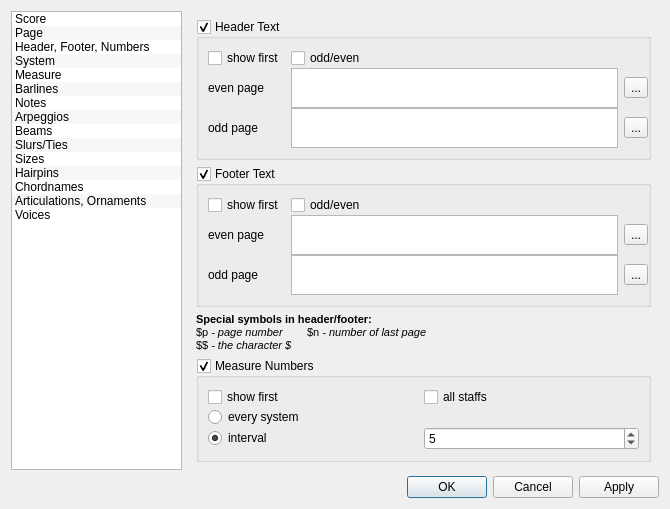
Above: mscore/mscore/editstyle.ui from musescore/musescore-old before the change. Below: the same form after it.
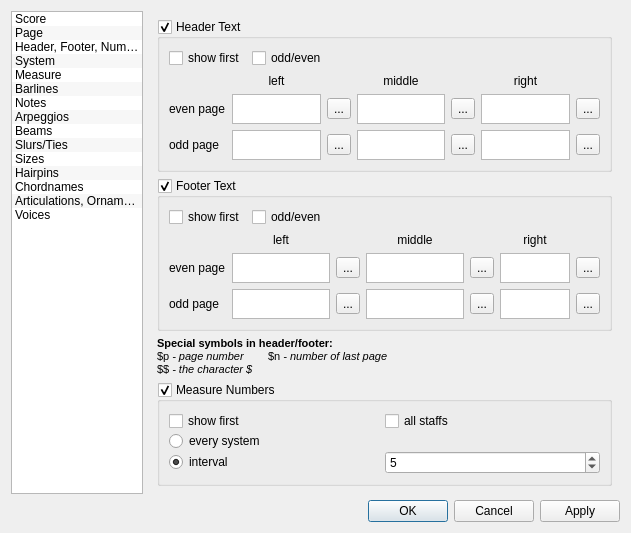
That is the form after the change. The open tabs and pages were chosen to show the change. Icons and pictures are not drawn.

```diff
--- a/mscore/mscore/editstyle.ui
+++ b/mscore/mscore/editstyle.ui
@@ -6,8 +6,8 @@
    <rect>
     <x>0</x>
     <y>0</y>
-    <width>670</width>
-    <height>486</height>
+    <width>631</width>
+    <height>500</height>
    </rect>
   </property>
   <property name="windowTitle">
@@ -772,14 +772,11 @@
       </layout>
      </widget>
      <widget class="QWidget" name="headerFooterNumbers">
-      <layout class="QVBoxLayout">
-       <property name="spacing">
-        <number>6</number>
-       </property>
+      <layout class="QGridLayout" name="gridLayout_10">
        <property name="margin">
         <number>8</number>
        </property>
-       <item>
+       <item row="0" column="0">
         <widget class="QGroupBox" name="showHeader">
          <property name="sizePolicy">
           <sizepolicy hsizetype="Preferred" vsizetype="Expanding">
@@ -796,14 +793,10 @@
          <property name="checkable">
           <bool>true</bool>
          </property>
-         <layout class="QGridLayout" name="gridLayout_5">
-          <property name="rightMargin">
-           <number>0</number>
-          </property>
-          <property name="verticalSpacing">
-           <number>0</number>
-          </property>
-          <item row="0" column="0">
+         <layout class="QVBoxLayout" name="verticalLayout_23">
+          <item>
+           <layout class="QHBoxLayout" name="horizontalLayout_4">
+            <item>
            <widget class="QCheckBox" name="showHeaderFirstPage">
             <property name="toolTip">
              <string>show header also on first page</string>
@@ -813,7 +806,7 @@
             </property>
            </widget>
           </item>
-          <item row="0" column="1">
+            <item>
            <widget class="QCheckBox" name="headerOddEven">
             <property name="toolTip">
              <string>use odd even page header</string>
@@ -823,6 +816,53 @@
             </property>
            </widget>
           </item>
+            <item>
+             <spacer name="horizontalSpacer_4">
+              <property name="orientation">
+               <enum>Qt::Horizontal</enum>
+              </property>
+              <property name="sizeHint" stdset="0">
+               <size>
+                <width>40</width>
+                <height>20</height>
+               </size>
+              </property>
+             </spacer>
+            </item>
+           </layout>
+          </item>
+          <item>
+           <layout class="QGridLayout" name="gridLayout_5">
+            <item row="0" column="1">
+             <widget class="QLabel" name="label_5">
+              <property name="text">
+               <string>left</string>
+              </property>
+              <property name="alignment">
+               <set>Qt::AlignCenter</set>
+              </property>
+             </widget>
+            </item>
+            <item row="0" column="3">
+             <widget class="QLabel" name="label_6">
+              <property name="text">
+               <string>middle</string>
+              </property>
+              <property name="alignment">
+               <set>Qt::AlignCenter</set>
+              </property>
+             </widget>
+            </item>
+            <item row="0" column="5">
+             <widget class="QLabel" name="label_7">
+              <property name="text">
+               <string>right</string>
+              </property>
+              <property name="alignment">
+               <set>Qt::AlignCenter</set>
+              </property>
+             </widget>
+            </item>
           <item row="1" column="0">
            <widget class="QLabel" name="label_67">
             <property name="text">
@@ -830,6 +870,102 @@
             </property>
            </widget>
           </item>
+            <item row="1" column="1">
+             <widget class="QTextEdit" name="evenHeaderL">
+              <property name="sizePolicy">
+               <sizepolicy hsizetype="Expanding" vsizetype="Expanding">
+                <horstretch>0</horstretch>
+                <verstretch>0</verstretch>
+               </sizepolicy>
+              </property>
+              <property name="minimumSize">
+               <size>
+                <width>0</width>
+                <height>30</height>
+               </size>
+              </property>
+              <property name="maximumSize">
+               <size>
+                <width>16777215</width>
+                <height>16777215</height>
+               </size>
+              </property>
+             </widget>
+            </item>
+            <item row="1" column="2">
+             <widget class="QToolButton" name="editEvenHeaderL">
+              <property name="toolTip">
+               <string>edit even page header</string>
+              </property>
+              <property name="text">
+               <string>...</string>
+              </property>
+             </widget>
+            </item>
+            <item row="1" column="3">
+             <widget class="QTextEdit" name="evenHeaderC">
+              <property name="sizePolicy">
+               <sizepolicy hsizetype="Expanding" vsizetype="Expanding">
+                <horstretch>0</horstretch>
+                <verstretch>0</verstretch>
+               </sizepolicy>
+              </property>
+              <property name="minimumSize">
+               <size>
+                <width>0</width>
+                <height>30</height>
+               </size>
+              </property>
+              <property name="maximumSize">
+               <size>
+                <width>16777215</width>
+                <height>16777215</height>
+               </size>
+              </property>
+             </widget>
+            </item>
+            <item row="1" column="4">
+             <widget class="QToolButton" name="editEvenHeaderC">
+              <property name="toolTip">
+               <string>edit even page header</string>
+              </property>
+              <property name="text">
+               <string>...</string>
+              </property>
+             </widget>
+            </item>
+            <item row="1" column="5">
+             <widget class="QTextEdit" name="evenHeaderR">
+              <property name="sizePolicy">
+               <sizepolicy hsizetype="Expanding" vsizetype="Expanding">
+                <horstretch>0</horstretch>
+                <verstretch>0</verstretch>
+               </sizepolicy>
+              </property>
+              <property name="minimumSize">
+               <size>
+                <width>0</width>
+                <height>30</height>
+               </size>
+              </property>
+              <property name="maximumSize">
+               <size>
+                <width>16777215</width>
+                <height>16777215</height>
+               </size>
+              </property>
+             </widget>
+            </item>
+            <item row="1" column="6">
+             <widget class="QToolButton" name="editEvenHeaderR">
+              <property name="toolTip">
+               <string>edit even page header</string>
+              </property>
+              <property name="text">
+               <string>...</string>
+              </property>
+             </widget>
+            </item>
           <item row="2" column="0">
            <widget class="QLabel" name="label_66">
             <property name="text">
@@ -837,34 +973,12 @@
             </property>
            </widget>
           </item>
-          <item row="1" column="1">
-           <widget class="QTextEdit" name="evenHeader">
-            <property name="sizePolicy">
-             <sizepolicy hsizetype="Expanding" vsizetype="Expanding">
-              <horstretch>0</horstretch>
-              <verstretch>0</verstretch>
-             </sizepolicy>
-            </property>
-            <property name="minimumSize">
-             <size>
-              <width>0</width>
-              <height>40</height>
-             </size>
-            </property>
-            <property name="maximumSize">
-             <size>
-              <width>16777215</width>
-              <height>16777215</height>
-             </size>
-            </property>
-           </widget>
-          </item>
           <item row="2" column="1">
            <widget class="QTextEdit" name="oddHeader">
             <property name="minimumSize">
              <size>
               <width>0</width>
-              <height>40</height>
+                <height>30</height>
              </size>
             </property>
             <property name="maximumSize">
@@ -875,16 +989,6 @@
             </property>
            </widget>
           </item>
-          <item row="1" column="2">
-           <widget class="QToolButton" name="editEvenHeader">
-            <property name="toolTip">
-             <string>edit even page header</string>
-            </property>
-            <property name="text">
-             <string>...</string>
-            </property>
-           </widget>
-          </item>
           <item row="2" column="2">
            <widget class="QToolButton" name="editOddHeader">
             <property name="toolTip">
@@ -895,10 +999,64 @@
             </property>
            </widget>
           </item>
-         </layout>
+            <item row="2" column="3">
+             <widget class="QTextEdit" name="oddHeaderC">
+              <property name="minimumSize">
+               <size>
+                <width>0</width>
+                <height>30</height>
+               </size>
+              </property>
+              <property name="maximumSize">
+               <size>
+                <width>16777215</width>
+                <height>16777215</height>
+               </size>
+              </property>
+             </widget>
+            </item>
+            <item row="2" column="4">
+             <widget class="QToolButton" name="editOddHeaderC">
+              <property name="toolTip">
+               <string>add odd page header</string>
+              </property>
+              <property name="text">
+               <string>...</string>
+              </property>
+             </widget>
+            </item>
+            <item row="2" column="5">
+             <widget class="QTextEdit" name="oddHeaderR">
+              <property name="minimumSize">
+               <size>
+                <width>0</width>
+                <height>30</height>
+               </size>
+              </property>
+              <property name="maximumSize">
+               <size>
+                <width>16777215</width>
+                <height>16777215</height>
+               </size>
+              </property>
+             </widget>
+            </item>
+            <item row="2" column="6">
+             <widget class="QToolButton" name="editOddHeaderR">
+              <property name="toolTip">
+               <string>add odd page header</string>
+              </property>
+              <property name="text">
+               <string>...</string>
+              </property>
+             </widget>
+            </item>
+           </layout>
+          </item>
+         </layout>
         </widget>
        </item>
-       <item>
+       <item row="1" column="0">
         <widget class="QGroupBox" name="showFooter">
          <property name="sizePolicy">
           <sizepolicy hsizetype="Preferred" vsizetype="Expanding">
@@ -918,14 +1076,10 @@
          <property name="checkable">
           <bool>true</bool>
          </property>
-         <layout class="QGridLayout" name="gridLayout_6">
-          <property name="rightMargin">
-           <number>0</number>
-          </property>
-          <property name="verticalSpacing">
-           <number>0</number>
-          </property>
-          <item row="0" column="0">
+         <layout class="QVBoxLayout" name="verticalLayout_22">
+          <item>
+           <layout class="QHBoxLayout" name="horizontalLayout_2">
+            <item>
            <widget class="QCheckBox" name="showFooterFirstPage">
             <property name="toolTip">
              <string>show footer also on first page</string>
@@ -935,7 +1089,7 @@
             </property>
            </widget>
           </item>
-          <item row="0" column="1">
+            <item>
            <widget class="QCheckBox" name="footerOddEven">
             <property name="toolTip">
              <string>use odd even page footer</string>
@@ -945,6 +1099,73 @@
             </property>
            </widget>
           </item>
+            <item>
+             <spacer name="horizontalSpacer_3">
+              <property name="orientation">
+               <enum>Qt::Horizontal</enum>
+              </property>
+              <property name="sizeHint" stdset="0">
+               <size>
+                <width>40</width>
+                <height>20</height>
+               </size>
+              </property>
+             </spacer>
+            </item>
+           </layout>
+          </item>
+          <item>
+           <layout class="QGridLayout" name="gridLayout_6">
+            <item row="1" column="4">
+             <widget class="QToolButton" name="editEvenFooterC">
+              <property name="toolTip">
+               <string>edit even page footer</string>
+              </property>
+              <property name="text">
+               <string>...</string>
+              </property>
+             </widget>
+            </item>
+            <item row="2" column="2">
+             <widget class="QToolButton" name="editOddFooterL">
+              <property name="toolTip">
+               <string>edit odd page header</string>
+              </property>
+              <property name="text">
+               <string>...</string>
+              </property>
+             </widget>
+            </item>
+            <item row="2" column="3">
+             <widget class="QTextEdit" name="oddFooterC">
+              <property name="minimumSize">
+               <size>
+                <width>0</width>
+                <height>30</height>
+               </size>
+              </property>
+             </widget>
+            </item>
+            <item row="1" column="3">
+             <widget class="QTextEdit" name="evenFooterC">
+              <property name="minimumSize">
+               <size>
+                <width>0</width>
+                <height>30</height>
+               </size>
+              </property>
+             </widget>
+            </item>
+            <item row="2" column="1">
+             <widget class="QTextEdit" name="oddFooterL">
+              <property name="minimumSize">
+               <size>
+                <width>0</width>
+                <height>30</height>
+               </size>
+              </property>
+             </widget>
+            </item>
           <item row="1" column="0">
            <widget class="QLabel" name="label_64">
             <property name="text">
@@ -952,6 +1173,46 @@
             </property>
            </widget>
           </item>
+            <item row="1" column="1">
+             <widget class="QTextEdit" name="evenFooterL">
+              <property name="minimumSize">
+               <size>
+                <width>0</width>
+                <height>30</height>
+               </size>
+              </property>
+             </widget>
+            </item>
+            <item row="1" column="2">
+             <widget class="QToolButton" name="editEvenFooterL">
+              <property name="toolTip">
+               <string>edit even page footer</string>
+              </property>
+              <property name="text">
+               <string>...</string>
+              </property>
+             </widget>
+            </item>
+            <item row="1" column="5" colspan="2">
+             <widget class="QTextEdit" name="evenFooterR">
+              <property name="minimumSize">
+               <size>
+                <width>0</width>
+                <height>30</height>
+               </size>
+              </property>
+             </widget>
+            </item>
+            <item row="1" column="7">
+             <widget class="QToolButton" name="editEvenFooterR">
+              <property name="toolTip">
+               <string>edit even page footer</string>
+              </property>
+              <property name="text">
+               <string>...</string>
+              </property>
+             </widget>
+            </item>
           <item row="2" column="0">
            <widget class="QLabel" name="label_65">
             <property name="text">
@@ -959,38 +1220,48 @@
             </property>
            </widget>
           </item>
-          <item row="1" column="1">
-           <widget class="QTextEdit" name="evenFooter">
-            <property name="minimumSize">
-             <size>
-              <width>0</width>
-              <height>40</height>
-             </size>
-            </property>
-           </widget>
-          </item>
-          <item row="2" column="1">
-           <widget class="QTextEdit" name="oddFooter">
-            <property name="minimumSize">
-             <size>
-              <width>0</width>
-              <height>40</height>
-             </size>
-            </property>
-           </widget>
-          </item>
-          <item row="1" column="2">
-           <widget class="QToolButton" name="editEvenFooter">
-            <property name="toolTip">
-             <string>edit even page footer</string>
-            </property>
+            <item row="2" column="4">
+             <widget class="QToolButton" name="editOddFooterC">
+              <property name="toolTip">
+               <string>edit odd page header</string>
+              </property>
+              <property name="text">
+               <string>...</string>
+              </property>
+             </widget>
+            </item>
+            <item row="0" column="1">
+             <widget class="QLabel" name="label_2">
+              <property name="text">
+               <string>left</string>
+              </property>
+              <property name="alignment">
+               <set>Qt::AlignCenter</set>
+              </property>
+             </widget>
+            </item>
+            <item row="0" column="3">
+             <widget class="QLabel" name="label_3">
+              <property name="text">
+               <string>middle</string>
+              </property>
+              <property name="alignment">
+               <set>Qt::AlignCenter</set>
+              </property>
+             </widget>
+            </item>
+            <item row="0" column="5" colspan="2">
+             <widget class="QLabel" name="label_4">
             <property name="text">
-             <string>...</string>
-            </property>
-           </widget>
-          </item>
-          <item row="2" column="2">
-           <widget class="QToolButton" name="editOddFooter">
+               <string>right</string>
+              </property>
+              <property name="alignment">
+               <set>Qt::AlignCenter</set>
+              </property>
+             </widget>
+            </item>
+            <item row="2" column="7">
+             <widget class="QToolButton" name="editOddFooterR">
             <property name="toolTip">
              <string>edit odd page header</string>
             </property>
@@ -999,10 +1270,22 @@
             </property>
            </widget>
           </item>
-         </layout>
+            <item row="2" column="5" colspan="2">
+             <widget class="QTextEdit" name="oddFooterR">
+              <property name="minimumSize">
+               <size>
+                <width>0</width>
+                <height>30</height>
+               </size>
+              </property>
+             </widget>
+            </item>
+           </layout>
+          </item>
+         </layout>
         </widget>
        </item>
-       <item>
+       <item row="2" column="0">
         <widget class="QLabel" name="label_68">
          <property name="text">
           <string>&lt;!DOCTYPE HTML PUBLIC &quot;-//W3C//DTD HTML 4.0//EN&quot; &quot;http://www.w3.org/TR/REC-html40/strict.dtd&quot;&gt;
@@ -1021,7 +1304,7 @@
          </property>
         </widget>
        </item>
-       <item>
+       <item row="3" column="0">
         <widget class="QGroupBox" name="showMeasureNumber">
          <property name="title">
           <string>Measure Numbers</string>
```
Left out of the diff: 10 changed lines with no effect on the pictures. Lines whose indentation alone changed are shown as unchanged.
